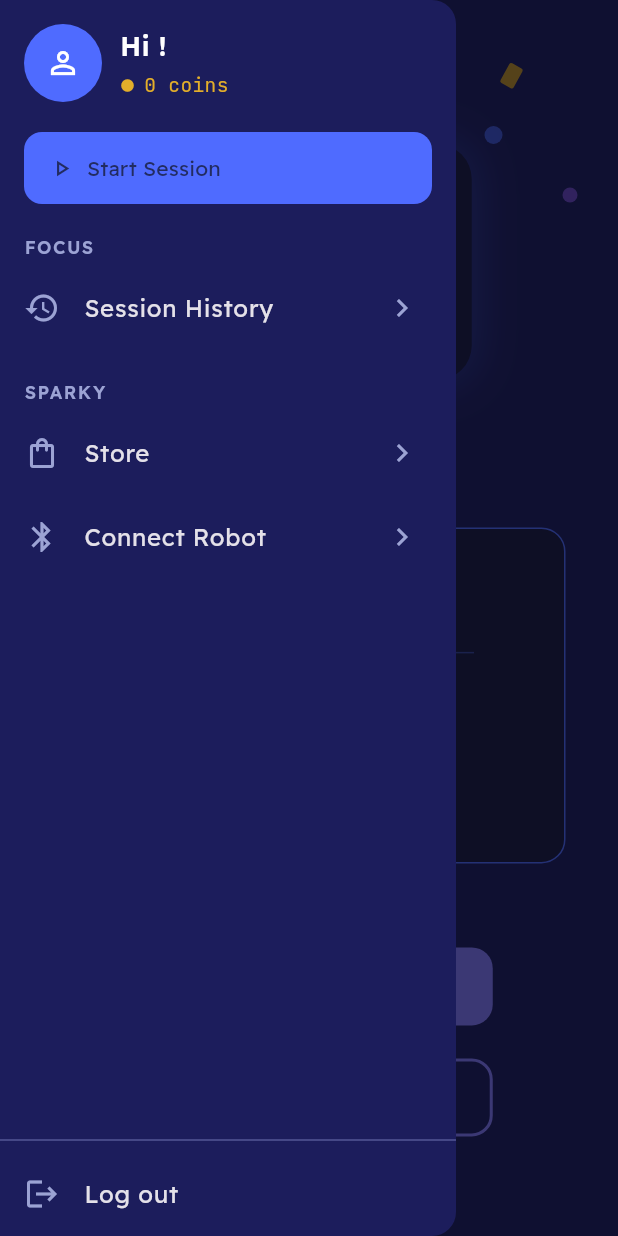
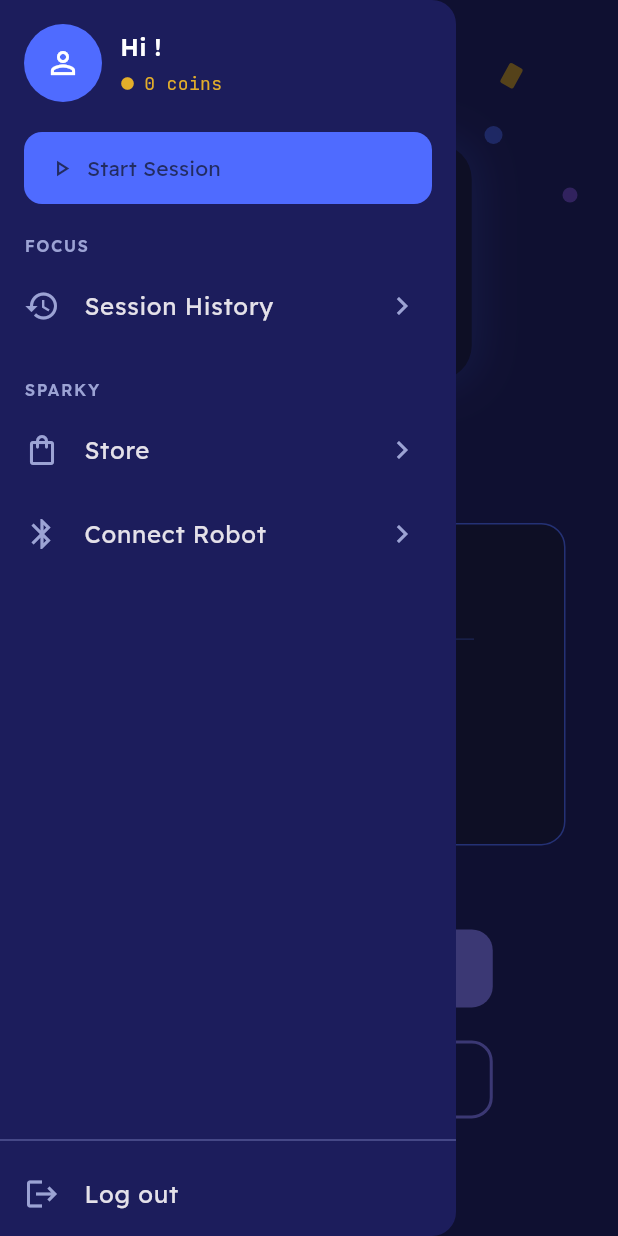
Before and after one commit to l44mz/Kaboom-Implementation, a Flutter app: the SessionCompleteScreen screen opened by its route, with the side drawer open, on a phone screen of 412 x 824 dp. Run offline on Flutter 3.47's test engine with Material 3 defaults, Android fonts, the light colour scheme and no system bars; our stand-ins replace dio, flutter_secure_storage, go_router; accounts and stored records are empty; network calls fail.

Commit message:
fix(ui): make all text one step smaller

```diff
--- a/frontend/lib/core/theme/app_theme.dart
+++ b/frontend/lib/core/theme/app_theme.dart
@@ -43,6 +43,6 @@ class AppTheme {
   );
   static const numberStyle = TextStyle(
     fontFamily: 'JetBrainsMono',
-    fontSize: 16,
+    fontSize: 14,
   );
 }
--- a/frontend/lib/features/auth/widgets/auth_footer_link.dart
+++ b/frontend/lib/features/auth/widgets/auth_footer_link.dart
@@ -20,11 +20,11 @@ class AuthFooterLink extends StatelessWidget {
     return Row(
       mainAxisAlignment: MainAxisAlignment.center,
       children: [
-        Text(question, style: const TextStyle(fontSize: 13, color: AppColors.textMuted)),
+        Text(question, style: const TextStyle(fontSize: 12, color: AppColors.textMuted)),
         TextButton(
           onPressed: onTap,
           child: Text(action,
-              style: const TextStyle(fontSize: 13, fontWeight: FontWeight.w600)),
+              style: const TextStyle(fontSize: 12, fontWeight: FontWeight.w600)),
         ),
       ],
     );
--- a/frontend/lib/features/auth/widgets/auth_header.dart
+++ b/frontend/lib/features/auth/widgets/auth_header.dart
@@ -19,13 +19,13 @@ class AuthHeader extends StatelessWidget {
         Text(title,
             textAlign: TextAlign.center,
             style: const TextStyle(
-                fontSize: 22, height: 41 / 34, fontWeight: FontWeight.w700,
+                fontSize: 20, height: 41 / 34, fontWeight: FontWeight.w700,
                 color: AppColors.textPrimary)),
         const SizedBox(height: 4),
         Text(subtitle,
             textAlign: TextAlign.center,
             style: const TextStyle(
-                fontSize: 16, height: 21 / 16, fontWeight: FontWeight.w300,
+                fontSize: 14, height: 21 / 16, fontWeight: FontWeight.w300,
                 color: AppColors.textMuted)),
       ],
     );
--- a/frontend/lib/features/home/screens/home_screen.dart
+++ b/frontend/lib/features/home/screens/home_screen.dart
@@ -101,7 +101,7 @@ class _HomeScreenState extends State<HomeScreen> {
           const Text(
             'Ready to Focus?',
             style: TextStyle(
-              fontSize: 22,
+              fontSize: 20,
               fontWeight: FontWeight.w600,
               color: AppColors.textPrimary,
             ),
@@ -194,7 +194,7 @@ class _DurationRing extends StatelessWidget {
                 'Sparky is waiting\nfor you',
                 textAlign: TextAlign.center,
                 style: TextStyle(
-                  fontSize: 14,
+                  fontSize: 13,
                   fontWeight: FontWeight.w600,
                   color: AppColors.textPrimary,
                 ),
--- a/frontend/lib/features/session/screens/focus_session_screen.dart
+++ b/frontend/lib/features/session/screens/focus_session_screen.dart
@@ -201,7 +201,7 @@ class _FocusSessionScreenState extends State<FocusSessionScreen> {
               ),
               child: const Text(
                 'End Session',
-                style: TextStyle(fontSize: 18, fontWeight: FontWeight.w600),
+                style: TextStyle(fontSize: 16, fontWeight: FontWeight.w600),
               ),
             ),
           ),
@@ -251,7 +251,7 @@ class _StatusChip extends StatelessWidget {
           const SizedBox(width: 6),
           Text(
             state.label,
-            style: const TextStyle(fontSize: 15, fontWeight: FontWeight.w600),
+            style: const TextStyle(fontSize: 14, fontWeight: FontWeight.w600),
           ),
         ],
       ),
@@ -327,7 +327,7 @@ class _TimerRing extends StatelessWidget {
                 message,
                 textAlign: TextAlign.center,
                 style: const TextStyle(
-                  fontSize: 16,
+                  fontSize: 14,
                   fontWeight: FontWeight.w600,
                   color: AppColors.textPrimary,
                 ),
--- a/frontend/lib/features/session/screens/session_complete_screen.dart
+++ b/frontend/lib/features/session/screens/session_complete_screen.dart
@@ -49,7 +49,7 @@ class SessionCompleteScreen extends StatelessWidget {
                   const Text(
                     'Good Job!',
                     style: TextStyle(
-                      fontSize: 22,
+                      fontSize: 20,
                       fontWeight: FontWeight.w600,
                       color: AppColors.textPrimary,
                     ),
@@ -59,7 +59,7 @@ class SessionCompleteScreen extends StatelessWidget {
                     result != null && result.endedEarly
                         ? 'Session ended early'
                         : 'Focus Session Summary',
-                    style: const TextStyle(fontSize: 15, color: AppColors.textMuted),
+                    style: const TextStyle(fontSize: 14, color: AppColors.textMuted),
                   ),
                   const SizedBox(height: 18),
                   _SummaryCard(result: result),
@@ -78,7 +78,7 @@ class SessionCompleteScreen extends StatelessWidget {
                       ),
                       child: const Text(
                         'Shop',
-                        style: TextStyle(fontSize: 18, fontWeight: FontWeight.w600),
+                        style: TextStyle(fontSize: 16, fontWeight: FontWeight.w600),
                       ),
                     ),
                   ),
@@ -97,7 +97,7 @@ class SessionCompleteScreen extends StatelessWidget {
                       ),
                       child: const Text(
                         'Back Home',
-                        style: TextStyle(fontSize: 18, fontWeight: FontWeight.w600),
+                        style: TextStyle(fontSize: 16, fontWeight: FontWeight.w600),
                       ),
                     ),
                   ),
@@ -134,13 +134,13 @@ class _SummaryCard extends StatelessWidget {
         children: [
           const Text(
             'Time Focused',
-            style: TextStyle(fontSize: 18, color: AppColors.textMuted),
+            style: TextStyle(fontSize: 16, color: AppColors.textMuted),
           ),
           const SizedBox(height: 2),
           Text(
             result?.timeFocusedLabel ?? '--',
             style: const TextStyle(
-              fontSize: 18,
+              fontSize: 16,
               fontWeight: FontWeight.w600,
               color: AppColors.textPrimary,
             ),
@@ -157,7 +157,7 @@ class _SummaryCard extends StatelessWidget {
             child: Text(
               'Coins Earned',
               style: TextStyle(
-                fontSize: 18,
+                fontSize: 16,
                 fontWeight: FontWeight.w600,
                 color: AppColors.textPrimary,
               ),
@@ -195,7 +195,7 @@ class _Coin extends StatelessWidget {
       child: Text(
         amount?.toString() ?? '--',
         style: AppTheme.numberStyle.copyWith(
-          fontSize: 22,
+          fontSize: 20,
           color: const Color(0xFF2A2A2A),
         ),
       ),
--- a/frontend/lib/shared/widgets/app_drawer.dart
+++ b/frontend/lib/shared/widgets/app_drawer.dart
@@ -115,7 +115,7 @@ class _DrawerHeader extends StatelessWidget {
                   'Hi $name!',
                   overflow: TextOverflow.ellipsis,
                   style: const TextStyle(
-                    fontSize: 18,
+                    fontSize: 16,
                     fontWeight: FontWeight.w600,
                     color: AppColors.textPrimary,
                   ),
@@ -128,7 +128,7 @@ class _DrawerHeader extends StatelessWidget {
                     Text(
                       coins == null ? '-- coins' : '$coins coins',
                       style: AppTheme.numberStyle.copyWith(
-                        fontSize: 13,
+                        fontSize: 12,
                         color: AppColors.coin,
                       ),
                     ),
@@ -156,7 +156,7 @@ class _SectionLabel extends StatelessWidget {
       child: Text(
         text,
         style: const TextStyle(
-          fontSize: 12,
+          fontSize: 11,
           fontWeight: FontWeight.w600,
           letterSpacing: 1,
           color: AppColors.textMuted,
```
